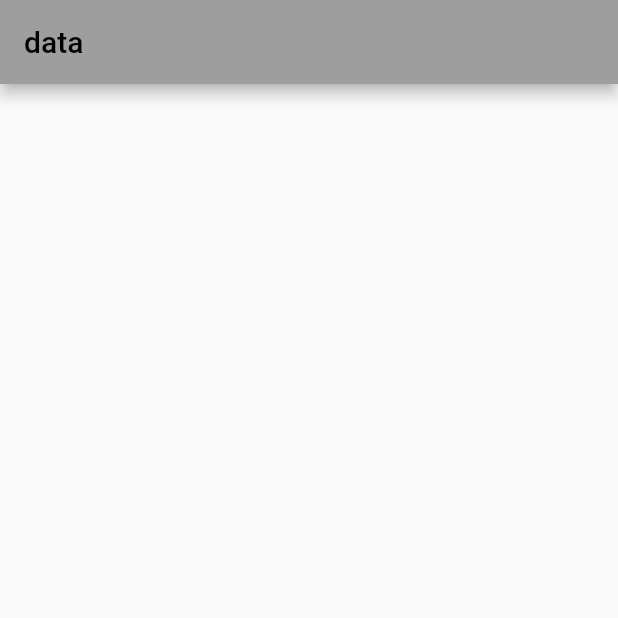
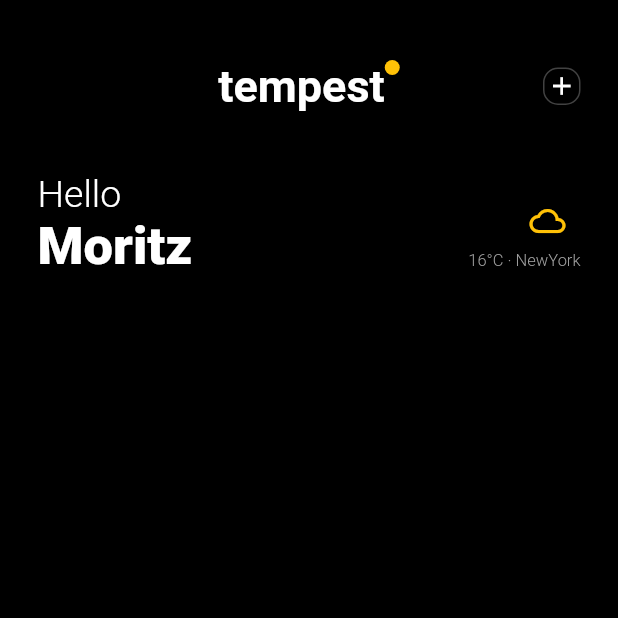
Before and after one commit to SRJ2910/assignment, a Flutter app: the screen it shows after launch, on a phone screen of 412 x 824 dp, the top half of it. Run offline on Flutter 3.47's test engine with Material 2 defaults, Android fonts, the phone set to English and light mode, and no system bars; our stand-ins replace google_fonts; Roboto replaces fonts that are missing (Courgette).

Commit message:
Heading done

```diff
--- a/lib/Pages/Homepage.dart
+++ b/lib/Pages/Homepage.dart
@@ -1,6 +1,7 @@
 // ignore_for_file: prefer_const_constructors_in_immutables, file_names
 
 import 'package:flutter/material.dart';
+import 'package:google_fonts/google_fonts.dart';
 
 class Homepage extends StatefulWidget {
   Homepage({Key? key}) : super(key: key);
@@ -10,21 +11,128 @@ class Homepage extends StatefulWidget {
 }
 
 class _HomepageState extends State<Homepage> {
+  late TabController _tabController;
+
   @override
   Widget build(BuildContext context) {
     return Scaffold(
-      appBar: AppBar(
-          title: Column(
+      body: Padding(
+        padding: const EdgeInsets.only(left: 10, right: 10),
+        child: Container(
+          child: Column(children: [
+            Column(
               children: [
+                Padding(
+                  padding: const EdgeInsets.symmetric(
+                      horizontal: 15.0, vertical: 40.0),
+                  child: Row(
+                    mainAxisAlignment: MainAxisAlignment.spaceBetween,
+                    children: [
+                      const SizedBox(
+                        width: 25.0,
+                      ),
                       Row(
+                          crossAxisAlignment: CrossAxisAlignment.start,
                           children: [
+                            Text(
+                              'tempest',
+                              style: GoogleFonts.courgette(
+                                  fontSize: 30,
+                                  color: Colors.white,
+                                  fontWeight: FontWeight.bold),
+                            ),
                             Container(
-                child: Text("data"),
+                              width: 10.0,
+                              height: 10.0,
+                              decoration: const BoxDecoration(
+                                  color: Colors.amber, shape: BoxShape.circle),
+                            )
+                          ]),
+                      Container(
+                        width: 25,
+                        height: 25,
+                        decoration: BoxDecoration(
+                          border: Border.all(
+                            color: Colors.grey.shade800,
+                          ),
+                          borderRadius:
+                              const BorderRadius.all(Radius.circular(10.0)),
+                        ),
+                        child: GestureDetector(
+                          onTap: () {
+                            setState(() {
+                              //attach any pages
+                            });
+                          },
+                          child: const Icon(
+                            Icons.add,
+                            color: Colors.white,
+                            size: 20.0,
+                          ),
+                        ),
+                      )
+                    ],
+                  ),
+                ),
+                Padding(
+                  padding: const EdgeInsets.symmetric(horizontal: 15.0),
+                  child: Row(
+                    mainAxisAlignment: MainAxisAlignment.spaceBetween,
+                    crossAxisAlignment: CrossAxisAlignment.end,
+                    children: [
+                      Column(
+                        crossAxisAlignment: CrossAxisAlignment.start,
+                        mainAxisAlignment: MainAxisAlignment.spaceAround,
+                        children: const [
+                          Text(
+                            'Hello',
+                            style: TextStyle(
+                                color: Colors.white,
+                                fontWeight: FontWeight.w300,
+                                fontSize: 25),
+                          ),
+                          Text(
+                            'Moritz',
+                            style: TextStyle(
+                                color: Colors.white,
+                                fontWeight: FontWeight.w800,
+                                fontSize: 35),
                           ),
                         ],
-          )
+                      ),
+                      Padding(
+                        padding: const EdgeInsets.only(bottom: 5.0),
+                        child: Column(
+                          crossAxisAlignment: CrossAxisAlignment.end,
+                          children: const [
+                            Padding(
+                              padding: EdgeInsets.only(right: 10.0),
+                              child: Icon(
+                                Icons.cloud_queue,
+                                color: Colors.amber,
+                              ),
+                            ),
+                            SizedBox(
+                              height: 8.0,
+                            ),
+                            Text(
+                              '16°C · NewYork',
+                              style: TextStyle(
+                                  color: Colors.grey,
+                                  fontWeight: FontWeight.w300,
+                                  fontSize: 11),
+                            ),
                           ],
-      )),
+                        ),
+                      ),
+                    ],
+                  ),
+                ),
+              ],
+            ),
+          ]),
+        ),
+      ),
     );
   }
 }
--- a/lib/main.dart
+++ b/lib/main.dart
@@ -8,14 +8,13 @@ void main() {
 class MyApp extends StatelessWidget {
   const MyApp({Key? key}) : super(key: key);
 
-  // This widget is the root of your application.
   @override
   Widget build(BuildContext context) {
     return MaterialApp(
       title: 'Devfoli',
       theme: ThemeData(
-        primarySwatch: Colors.grey,
-      ),
+          canvasColor: Colors.black,
+          appBarTheme: AppBarTheme(color: Colors.blue)),
       home: Homepage(),
     );
   }
--- a/pubspec.yaml
+++ b/pubspec.yaml
@@ -34,6 +34,7 @@ dependencies:
   # The following adds the Cupertino Icons font to your application.
   # Use with the CupertinoIcons class for iOS style icons.
   cupertino_icons: ^1.0.2
+  google_fonts: ^2.2.0
 
 dev_dependencies:
   flutter_test:
```
Also changed, not shown: pubspec.lock. Lines whose indentation alone changed are shown as unchanged.
